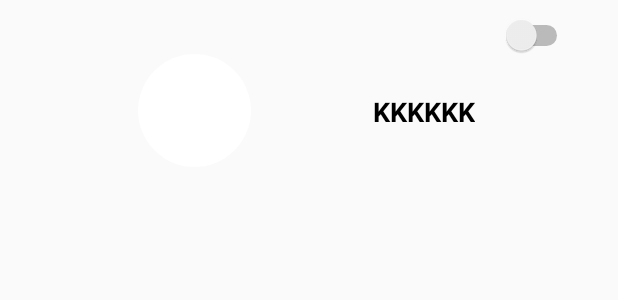
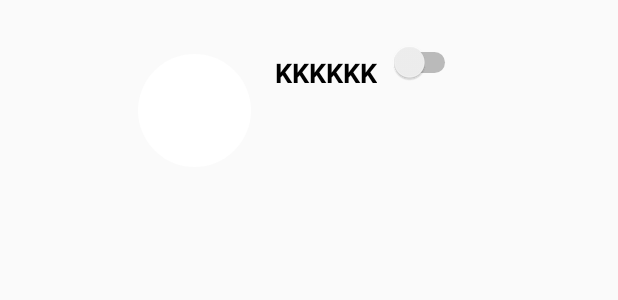
Before and after one commit to dgrimaldi/LampApp_final, an Android app: the layout adapterlist.xml on its own in the app's theme, with its tools: preview values and no code run, on a phone screen of 412 x 824 dp. Shown: the top 300 px of the screen. Run offline under Robolectric (Android 15) with nearby library versions, the phone set to English and light mode, and no system bars.

Commit message:
add file

```diff
--- a/app/src/main/res/layout/adapterlist.xml
+++ b/app/src/main/res/layout/adapterlist.xml
@@ -42,7 +42,8 @@
             android:textColor="#FF5534" />
     </LinearLayout>
 
-    <android.support.constraint.ConstraintLayout xmlns:app="http://schemas.android.com/apk/res-auto"
+
+    <RelativeLayout
         xmlns:tools="http://schemas.android.com/tools"
         android:id="@+id/grid_"
         android:layout_width="match_parent"
@@ -52,7 +53,9 @@
         android:minHeight="190dp"
         android:padding="10dp"
         android:visibility="visible"
-        android:theme="@style/AppTheme">
+        android:theme="@style/AppTheme"
+        android:gravity="center"
+        >
 
         <ImageView
             android:id="@+id/imageViewAD"
@@ -64,10 +67,7 @@
             android:layout_marginTop="8dp"
             android:scaleType="centerCrop"
             android:background="@drawable/shape_1"
-            app:layout_constraintBottom_toBottomOf="parent"
-            app:layout_constraintEnd_toStartOf="@+id/textViewAD"
-            app:layout_constraintStart_toStartOf="parent"
-            app:layout_constraintTop_toTopOf="parent" />
+            />
 
         <TextView
             android:id="@+id/textViewAD"
@@ -82,22 +82,18 @@
             android:textColor="#000000"
             android:textSize="18sp"
             android:textStyle="bold"
-            app:layout_constraintBottom_toBottomOf="parent"
-            app:layout_constraintEnd_toEndOf="parent"
-            app:layout_constraintHorizontal_bias="0.8"
-            app:layout_constraintStart_toStartOf="parent"
-            app:layout_constraintTop_toTopOf="parent" />
+            android:layout_toEndOf="@+id/imageViewAD"
+            android:layout_toRightOf="@+id/imageViewAD"
+            />
 
         <Switch
             android:id="@+id/switchAL"
             android:layout_width="wrap_content"
             android:layout_height="wrap_content"
-            app:layout_constraintEnd_toEndOf="parent"
-            tools:ignore="MissingConstraints"
-            tools:layout_conversion_absoluteHeight="27dp"
-            tools:layout_conversion_absoluteWidth="40dp"
-            tools:layout_editor_absoluteY="0dp"/>
+            android:layout_toRightOf="@+id/textViewAD"
+            android:layout_alignParentTop="true"
+            />
 
-    </android.support.constraint.ConstraintLayout>
+    </RelativeLayout>
 
 </com.daimajia.swipe.SwipeLayout>
--- a/build.gradle
+++ b/build.gradle
@@ -7,7 +7,7 @@ buildscript {
         jcenter()
     }
     dependencies {
-        classpath 'com.android.tools.build:gradle:3.0.1'
+        classpath 'com.android.tools.build:gradle:3.1.0'
         classpath 'com.google.gms:google-services:3.1.1'
         // NOTE: Do not place your application dependencies here; they belong
         // in the individual module build.gradle files
```
Also changed, not shown: gradle/wrapper/gradle-wrapper.properties.
